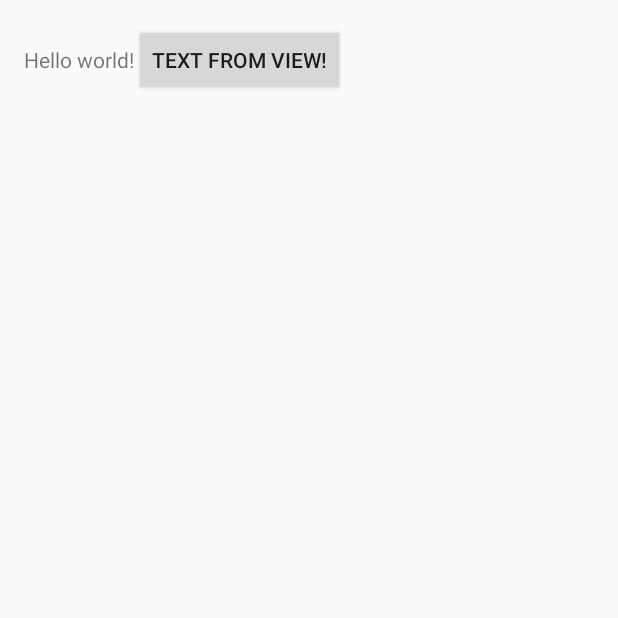
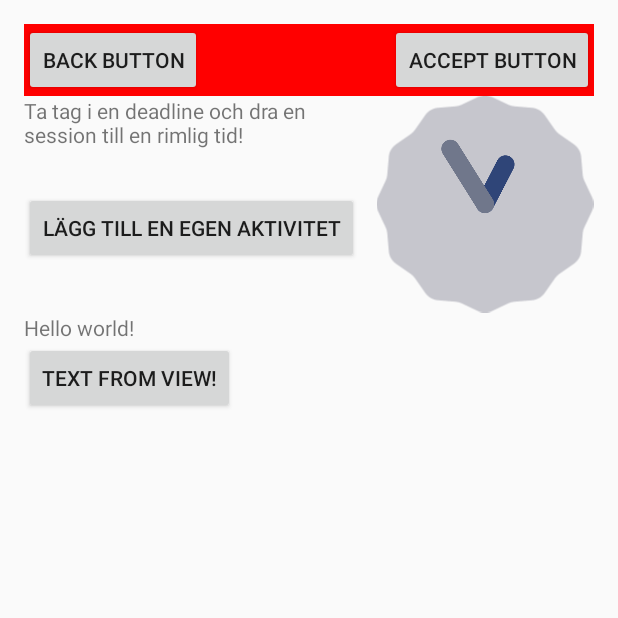
Before and after one commit to viclarsson/HomeWorkPlanner, an Android app: the screen it shows after launch (WeekActivity), on a phone screen of 412 x 824 dp, the top half of it. Run offline under Robolectric (Android 15) with nearby library versions, the phone set to English and light mode, and no system bars.

Commit message:
Added info_field to layout and fixed its positioning

```diff
--- a/app/src/main/res/layout/activity_week.xml
+++ b/app/src/main/res/layout/activity_week.xml
@@ -1,5 +1,6 @@
 <LinearLayout xmlns:android="http://schemas.android.com/apk/res/android"
     xmlns:tools="http://schemas.android.com/tools"
+    android:orientation="vertical"
     android:layout_width="match_parent"
     android:layout_height="match_parent" android:paddingLeft="@dimen/activity_horizontal_margin"
     android:paddingRight="@dimen/activity_horizontal_margin"
@@ -8,8 +9,21 @@
     tools:context="iprog.group5.homeworkplanner.Week"
     android:id="@+id/base">
 
+    <include
+    android:layout_width="wrap_content"
+    android:layout_height="wrap_content"
+    layout="@layout/top_menu" />
+
+    <include
+        android:layout_width="wrap_content"
+        android:layout_height="wrap_content"
+        layout="@layout/info_field" />
+
     <TextView android:text="@string/hello_world" android:layout_width="wrap_content"
         android:layout_height="wrap_content" />
+
+
+
     <Button
         android:layout_width="wrap_content"
         android:layout_height="wrap_content"
--- a/app/src/main/res/layout/info_field.xml
+++ b/app/src/main/res/layout/info_field.xml
@@ -5,8 +5,8 @@
 
     <LinearLayout
         android:orientation="horizontal"
-        android:layout_width="fill_parent"
-        android:layout_height="fill_parent"
+        android:layout_width="wrap_content"
+        android:layout_height="wrap_content"
         android:layout_centerHorizontal="true"
         android:layout_alignParentTop="true"
         android:weightSum="1">
@@ -14,7 +14,7 @@
         <LinearLayout
             android:orientation="vertical"
             android:layout_width="wrap_content"
-            android:layout_height="match_parent"
+            android:layout_height="wrap_content"
             android:weightSum="1">
 
             <TextView
--- a/app/src/main/res/layout/top_menu.xml
+++ b/app/src/main/res/layout/top_menu.xml
@@ -15,7 +15,7 @@
         android:layout_height="wrap_content"
         android:layout_centerHorizontal="true"
         android:paddingTop="20dp"
-        android:text="@string/topText"
+
         android:id="@+id/textView" />
 
     <Button
```
